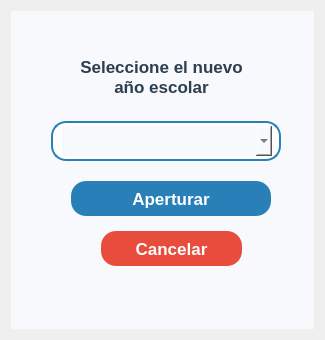
Proyecto-Uptjaa/Proyecto_SIRA, file resources/ui/confirmar_anio.ui: the form before one commit.
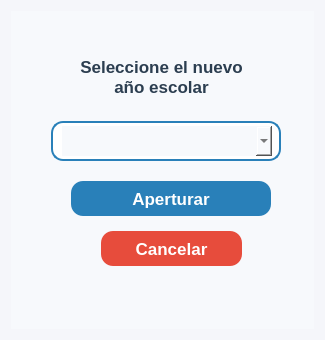
The form after the commit. Icons and pictures are not drawn.

```diff
--- a/resources/ui/confirmar_anio.ui
+++ b/resources/ui/confirmar_anio.ui
@@ -25,6 +25,9 @@
   <property name="windowTitle">
    <string>Dialog</string>
   </property>
+  <property name="styleSheet">
+   <string notr="true">background-color: #f5f6fa;</string>
+  </property>
   <layout class="QVBoxLayout" name="verticalLayout">
    <item>
     <widget class="QWidget" name="widgetPrincipal" native="true">
@@ -133,7 +136,7 @@
     color: #FFFFFF;
     border: none;
     padding: 8px 10px;
-    border-radius: 15px;
+    border-radius: 12px;
 }
 QPushButton:hover {
 	background-color: #0D47A1
@@ -172,7 +175,7 @@
        <string notr="true">QFrame{
 	background-color: white;
 	border: 1.5px solid #2980b9;
-	border-radius: 15px;
+	border-radius: 12px;
 }
 QComboBox QAbstractItemView {
     border: 1px solid #ccc;
@@ -279,7 +282,7 @@
     color: #FFFFFF;
     border: none;
     padding: 8px 10px;
-    border-radius: 15px;
+    border-radius: 12px;
 }
 QPushButton:hover {
 	background-color: #0D47A1
```
Left out of the diff: 2 changed lines with no effect on the pictures.
